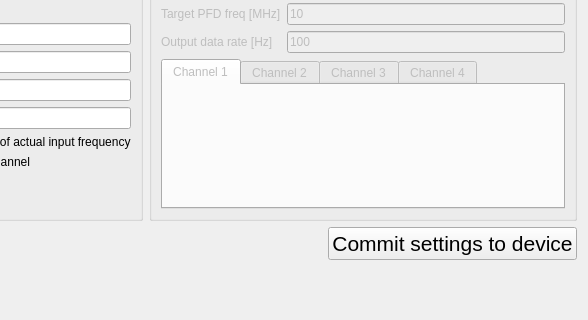
Qt form digital_servo_python_gui/config_widget.ui (jddes/Frequency-comb-DPLL) before a commit; both pictures show x 304 to 892 and y 93 to 413 of the 892 by 413 pixel window.
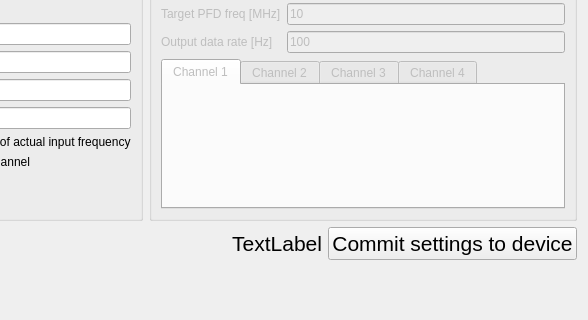
The same form after that commit. Custom widgets are drawn as their Qt base class.

```diff
--- a/digital_servo_python_gui/config_widget.ui
+++ b/digital_servo_python_gui/config_widget.ui
@@ -17,17 +17,19 @@
    <item row="2" column="1">
     <layout class="QHBoxLayout" name="horizontalLayout_2">
      <item>
-      <spacer name="horizontalSpacer">
-       <property name="orientation">
-        <enum>Qt::Horizontal</enum>
+      <widget class="QLabel" name="lblStatus">
+       <property name="font">
+        <font>
+         <pointsize>16</pointsize>
+        </font>
        </property>
-       <property name="sizeHint" stdset="0">
-        <size>
-         <width>40</width>
-         <height>20</height>
-        </size>
+       <property name="text">
+        <string>TextLabel</string>
        </property>
-      </spacer>
+       <property name="alignment">
+        <set>Qt::AlignRight|Qt::AlignTrailing|Qt::AlignVCenter</set>
+       </property>
+      </widget>
      </item>
      <item>
       <widget class="QPushButton" name="btnCommit">
```
